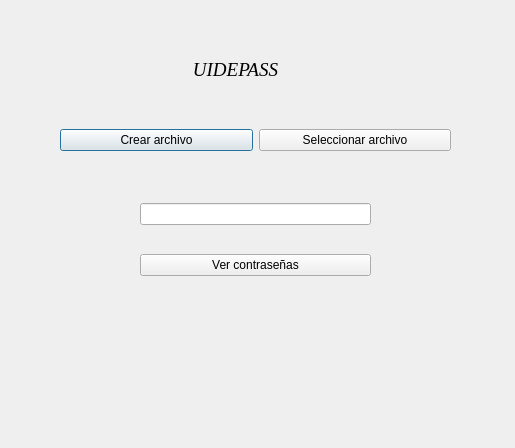
Above: app/views/qt/design/ventana_principal.ui from iriclau/uidepass before the change. Below: the same form after it.
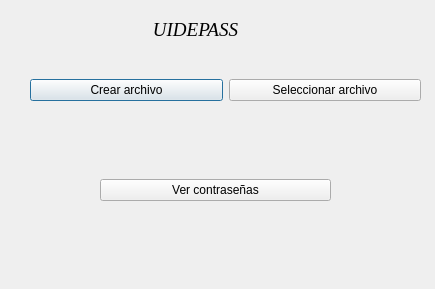
That is the form after the change.

```diff
--- a/app/views/qt/design/ventana_principal.ui
+++ b/app/views/qt/design/ventana_principal.ui
@@ -6,8 +6,8 @@
    <rect>
     <x>0</x>
     <y>0</y>
-    <width>515</width>
-    <height>448</height>
+    <width>435</width>
+    <height>289</height>
    </rect>
   </property>
   <property name="windowTitle">
@@ -16,8 +16,8 @@
   <widget class="QLabel" name="label">
    <property name="geometry">
     <rect>
-     <x>150</x>
-     <y>60</y>
+     <x>110</x>
+     <y>20</y>
      <width>171</width>
      <height>20</height>
     </rect>
@@ -40,8 +40,8 @@
   <widget class="QWidget" name="horizontalLayoutWidget">
    <property name="geometry">
     <rect>
-     <x>60</x>
-     <y>100</y>
+     <x>30</x>
+     <y>50</y>
      <width>391</width>
      <height>80</height>
     </rect>
@@ -66,16 +66,13 @@
   <widget class="QWidget" name="verticalLayoutWidget">
    <property name="geometry">
     <rect>
-     <x>140</x>
-     <y>180</y>
+     <x>100</x>
+     <y>130</y>
      <width>231</width>
      <height>121</height>
     </rect>
    </property>
    <layout class="QVBoxLayout" name="verticalLayout">
-    <item>
-     <widget class="QLineEdit" name="input_contrasena_principal"/>
-    </item>
     <item>
      <widget class="QPushButton" name="btn_ver_contrasenas">
       <property name="text">
```
